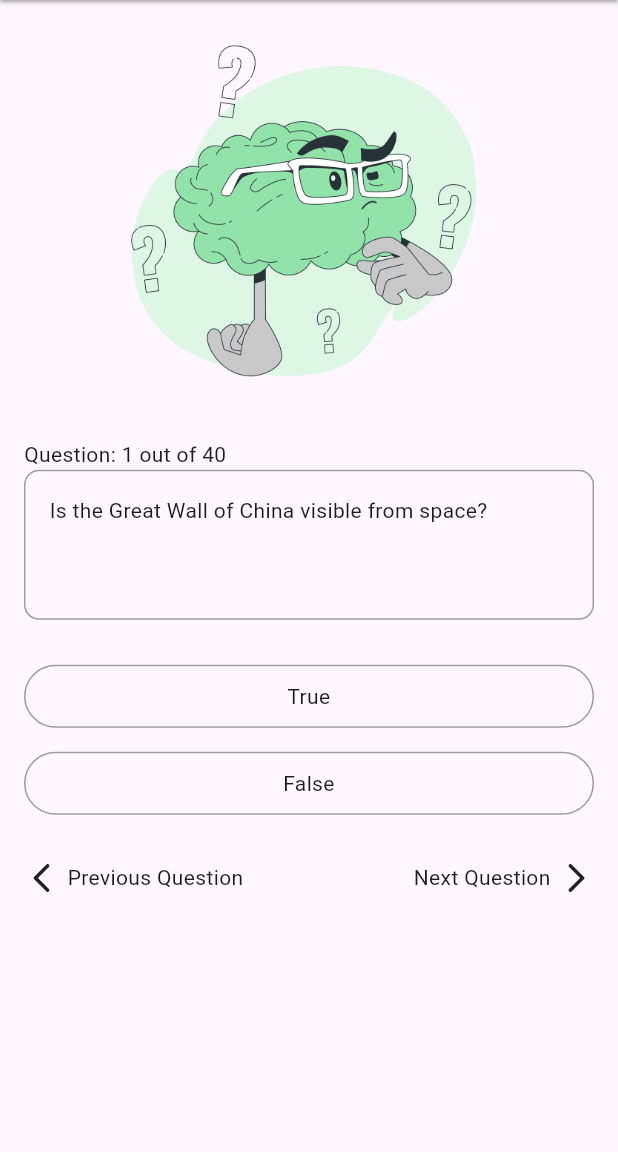
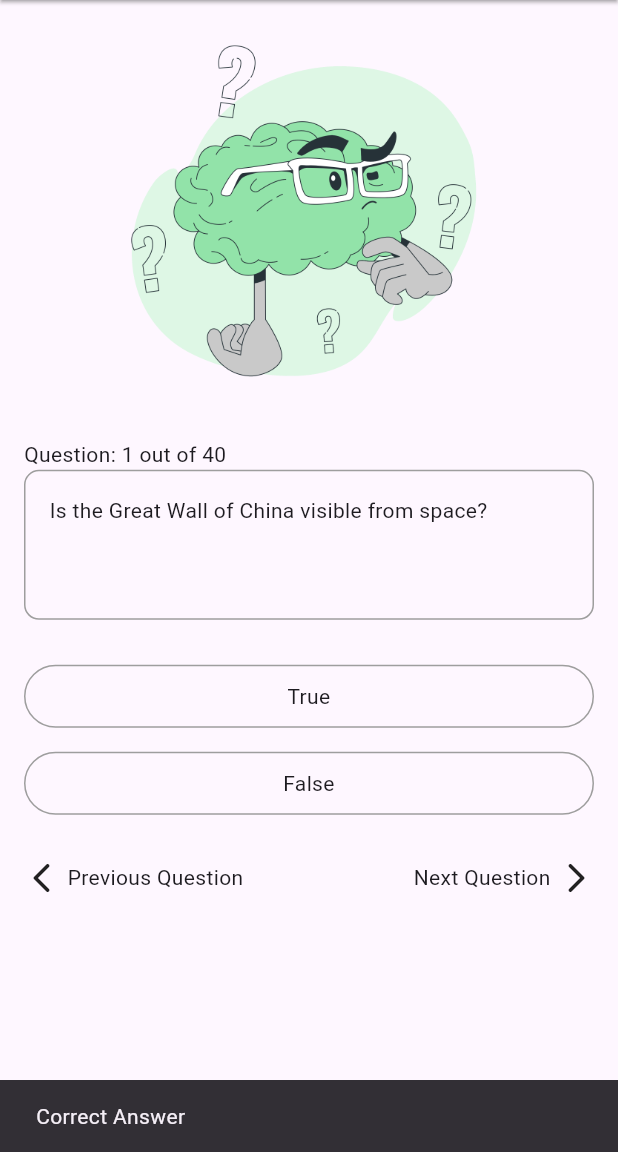
Before and after one commit to Adeyemi-Favour/Quiz-App, a Flutter app: the screen it shows after launch, after a tap on "True", after a tap on "False", on a phone screen of 412 x 824 dp, the part 84-1236 px from its top. Run offline on Flutter 3.47's test engine with Material 3 defaults, Android fonts, the phone set to English and light mode, and no system bars.

Commit message:
Next and Previous buttons working answers button

```diff
--- a/lib/bodyContainer.dart
+++ b/lib/bodyContainer.dart
@@ -17,7 +17,9 @@ class _bodyContainerState extends State<bodyContainer> {
 
   String question = '';
 
-  String answers = '';
+  bool? answers;
+
+  String playerScore = '0';
 
   _buttonPressed(String action){
     setState(() {
@@ -34,6 +36,26 @@ class _bodyContainerState extends State<bodyContainer> {
         questionNumber = parsedDigit.toString();
       }
     });
+  }
+
+  _answerButton (String ans){
+    int score = int.parse(playerScore);
+    if (ans == answers.toString()){
+      score++;
+      ScaffoldMessenger.of(context).showSnackBar(const SnackBar(
+        content: Text("Correct Answer"),
+        duration: Duration(seconds: 1),
+      ));
+    }
+    else{
+      ScaffoldMessenger.of(context).showSnackBar(const SnackBar(
+        content: Text("Incorrect, Try Again"),
+        duration: Duration(seconds: 1),
+        // action: SnackBarAction(label: 'Try Again', onPressed: hideCurrentSnackBar),
+      ));
+    }
+    playerScore = score.toString();
+    return playerScore;
   }
 
   _questions() {
@@ -86,12 +108,14 @@ class _bodyContainerState extends State<bodyContainer> {
       setState(() {
         question = questionsAndAnswers.keys.elementAt(int.parse(value));
 
-        if (answers == questionsAndAnswers.values.elementAt(int.parse(value)).toString()){
-          debugPrint('Correct');
-        }
-        else{
-          debugPrint('Incorrect');
-        }
+        answers = questionsAndAnswers.values.elementAt(int.parse(value));
+
+        // if (answers == questionsAndAnswers.values.elementAt(int.parse(value)).toString()){
+        //   debugPrint('Correct');
+        // }
+        // else{
+        //   debugPrint('Incorrect');
+        // }
 
       });
     }
@@ -115,6 +139,17 @@ class _bodyContainerState extends State<bodyContainer> {
           SizedBox(
             height: 30,
           ),
+          // Container(
+          //   alignment: Alignment.center,
+          //   child: Text(
+          //     'Score: $playerScore',
+          //     style: TextStyle(
+          //       fontSize: 20,
+          //     ),
+          //   ),
+          // ),SizedBox(
+          //   height: 30,
+          // ),
           Container(alignment: Alignment.centerLeft,
               child: Text(
             'Question: $questionNumber out of $totalQuestions',
@@ -137,19 +172,14 @@ class _bodyContainerState extends State<bodyContainer> {
           InkWell(
             onTap: () {
               setState(() {
-                _buttonPressed('true');
+                _answerButton('true');
               });
             },
             child: Container(
               padding: EdgeInsets.all(10.0),
               decoration: BoxDecoration(
                 borderRadius: BorderRadius.circular(50),
-                border: Border(
-                  top: BorderSide(color: Colors.grey),
-                  bottom: BorderSide(color: Colors.grey),
-                  left: BorderSide(color: Colors.grey),
-                  right: BorderSide(color: Colors.grey),
-                ),
+                border: Border.all(color: Colors.grey),
               ),
               width: MediaQuery.of(context).size.width,
               child: Text(
@@ -165,19 +195,14 @@ class _bodyContainerState extends State<bodyContainer> {
           InkWell(
             onTap: () {
               setState(() {
-                _buttonPressed('false');
+                _answerButton('false');
               });
             },
             child: Container(
               padding: EdgeInsets.all(10.0),
               decoration: BoxDecoration(
                 borderRadius: BorderRadius.circular(50),
-                border: Border(
-                  top: BorderSide(color: Colors.grey),
-                  bottom: BorderSide(color: Colors.grey),
-                  left: BorderSide(color: Colors.grey),
-                  right: BorderSide(color: Colors.grey),
-                ),
+                border: Border.all(color: Colors.grey),
               ),
               width: MediaQuery.of(context).size.width,
               child: Text(
```
